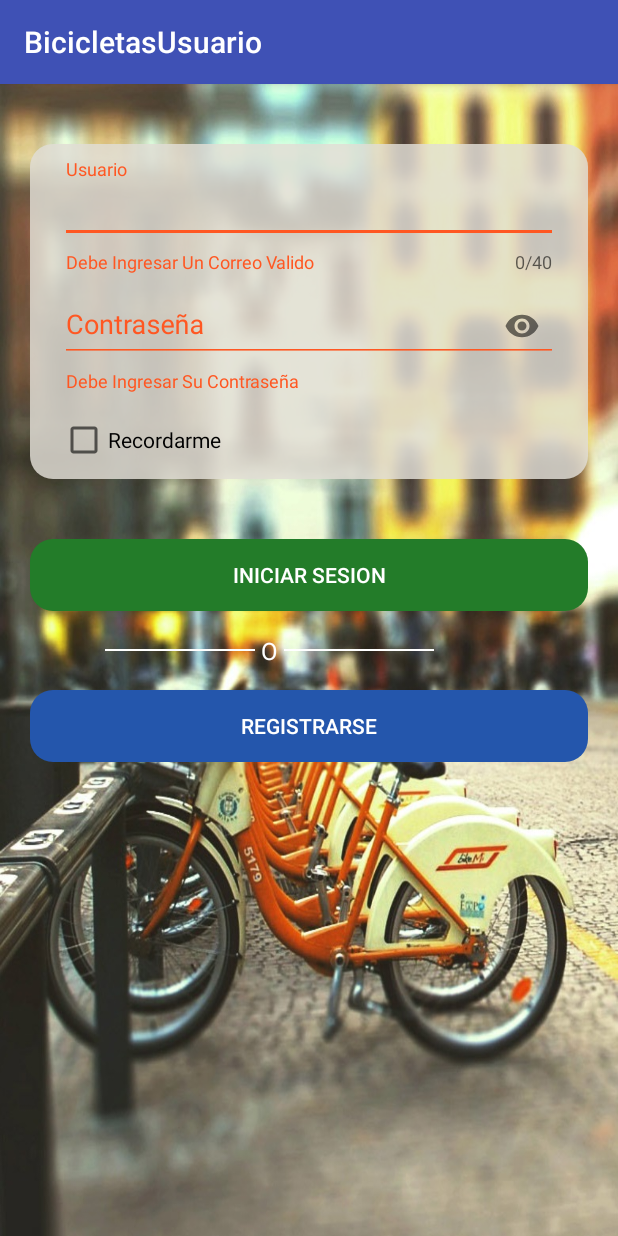
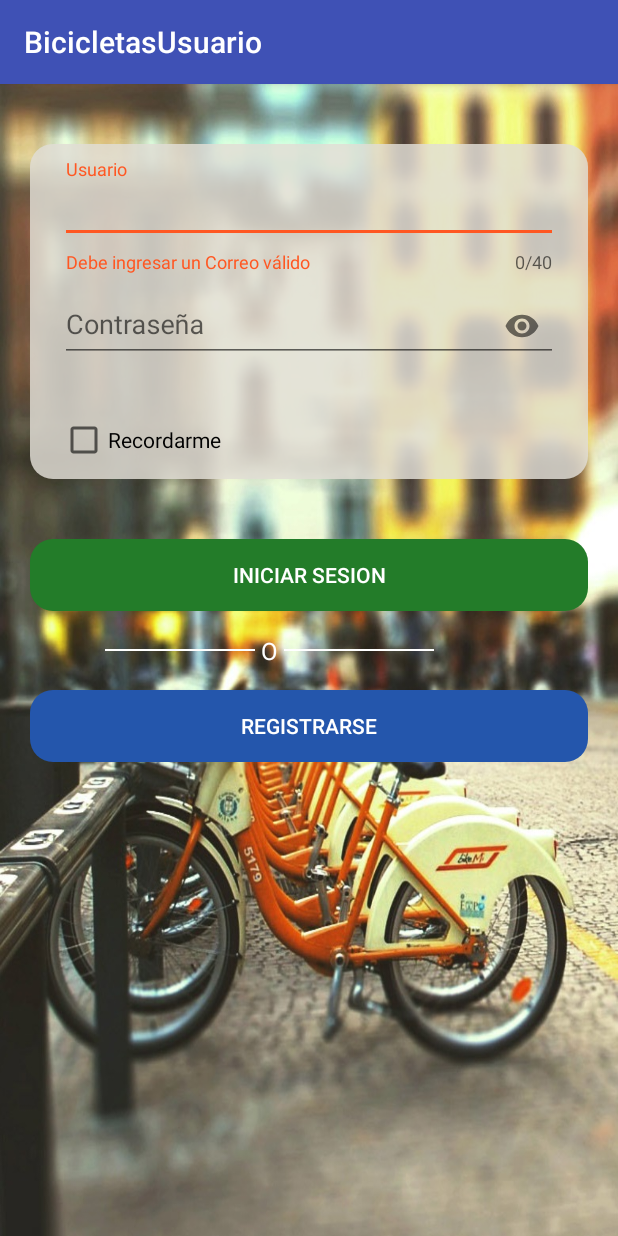
Before and after one commit to briangomez2016/BicicletasUsuario, an Android app: the screen it shows after launch (InciarSesion), after a tap on "INICIAR SESION", on a phone screen of 412 x 824 dp. Run offline under Robolectric (Android 15) with nearby library versions, the phone set to English and light mode, and no system bars; our stand-ins replace ButterKnife.

Commit message:
Merge branch 'master' of https://github.com/briangomez2016/BicicletasUsuario
# Conflicts:
#	.idea/caches/build_file_checksums.ser

```diff
--- a/app/src/main/java/com/example/brian/bicicletasusuario/ApiCliente/ApiCliente.java
+++ b/app/src/main/java/com/example/brian/bicicletasusuario/ApiCliente/ApiCliente.java
@@ -8,7 +8,7 @@ import retrofit2.converter.gson.GsonConverterFactory;
 
 public class ApiCliente {
 
-        public static final String BASE_URL = "http://192.168.10.96/BackEndMoviles/public/";
+        public static final String BASE_URL = "http://192.168.10.97/BackEndMoviles/public/";
         private static Retrofit retrofit = null;
 
 
--- a/app/src/main/java/com/example/brian/bicicletasusuario/InciarSesion.java
+++ b/app/src/main/java/com/example/brian/bicicletasusuario/InciarSesion.java
@@ -12,6 +12,7 @@ import android.view.View;
 import android.widget.Button;
 import android.widget.CheckBox;
 import android.widget.EditText;
+import android.widget.ProgressBar;
 import android.widget.Toast;
 
 import com.example.brian.bicicletasusuario.ApiCliente.ApiCliente;
@@ -39,6 +40,8 @@ public class InciarSesion extends AppCompatActivity {
     TextInputLayout usuarioError;
     @BindView(R.id.PasswordError)
     TextInputLayout passError;
+    @BindView(R.id.pbISesion)
+    ProgressBar pbISesion;
 
     @Override
     public void onCreate(@Nullable Bundle savedInstanceState) {
@@ -58,13 +61,16 @@ public class InciarSesion extends AppCompatActivity {
                 String e = email.getText().toString();
                 String p = pass.getText().toString();
                 if (e.isEmpty()) {
-                    Toast.makeText(InciarSesion.this, "vacio", Toast.LENGTH_SHORT).show();
-                    usuarioError.setError("Debe Ingresar Un Correo Valido");
+                    usuarioError.setError("Debe ingresar un Correo válido");
+                    return;
                 }
                 if (p.isEmpty()) {
-                    passError.setError("Debe Ingresar Su Contraseña");
+                    passError.setError("Debe ingresar su contraseña");
+                    return;
                 }
                 if (!p.isEmpty() && !e.isEmpty()) {
+                    pbISesion.setVisibility(View.VISIBLE);
+                    iniciar.setVisibility(View.GONE);
                     if (recordar.isChecked()) {
                         iniciar(e, p, true);
                     } else {
@@ -87,7 +93,6 @@ public class InciarSesion extends AppCompatActivity {
     private void iniciar(final String email, final String pass, final Boolean recordar) {
         final ApiInterface api = ApiCliente.getClient().create(ApiInterface.class);
         final String idMovil = FirebaseInstanceId.getInstance().getToken();
-        Log.d("IDIDID", idMovil);
         Call<RespuestaUsuario> call = api.iniciar(email, pass, idMovil);
         call.enqueue(new Callback<RespuestaUsuario>() {
             @Override
@@ -101,16 +106,21 @@ public class InciarSesion extends AppCompatActivity {
                         et.putString("email", email);
                         et.commit();
                     }
-                        Intent intent = new Intent(InciarSesion.this, Navigation.class);
-                        startActivity(intent);
+                    Intent intent = new Intent(InciarSesion.this, Navigation.class);
+                    startActivity(intent);
 
                 } else {
-                    Toast.makeText(InciarSesion.this, "Usuario O Contraseña Invalido", Toast.LENGTH_SHORT).show();
+                    pbISesion.setVisibility(View.GONE);
+                    iniciar.setVisibility(View.VISIBLE);
+                    Toast.makeText(InciarSesion.this, "Usuario o contraseña inválido", Toast.LENGTH_SHORT).show();
+
                 }
             }
 
             @Override
             public void onFailure(Call<RespuestaUsuario> call, Throwable t) {
+                pbISesion.setVisibility(View.GONE);
+                iniciar.setVisibility(View.VISIBLE);
                 Toast.makeText(InciarSesion.this, t.getMessage().toString(), Toast.LENGTH_SHORT).show();
             }
         });
--- a/app/src/main/res/layout/login.xml
+++ b/app/src/main/res/layout/login.xml
@@ -1,40 +1,40 @@
 <?xml version="1.0" encoding="utf-8"?>
 <LinearLayout
 
+    xmlns:android="http://schemas.android.com/apk/res/android"
+    xmlns:app="http://schemas.android.com/apk/res-auto"
     android:layout_width="match_parent"
     android:layout_height="match_parent"
-    android:orientation="vertical"
     android:background="@drawable/fondo"
-    xmlns:android="http://schemas.android.com/apk/res/android"
-    xmlns:app="http://schemas.android.com/apk/res-auto">
+    android:orientation="vertical">
 
     <LinearLayout
 
         android:layout_width="match_parent"
         android:layout_height="wrap_content"
+        android:layout_marginHorizontal="20dp"
+        android:layout_marginVertical="40dp"
+        android:background="@drawable/fondo_cajas_texto_iniciar_sesion"
         android:orientation="vertical"
         android:paddingHorizontal="20dp"
-        android:paddingVertical="10dp"
-        android:layout_marginHorizontal="20dp"
-        android:layout_marginVertical="40dp"
-        android:background="@drawable/fondo_cajas_texto_iniciar_sesion">
+        android:paddingVertical="10dp">
 
         <android.support.design.widget.TextInputLayout
             android:id="@+id/UsuarioError"
             android:layout_width="match_parent"
             android:layout_height="wrap_content"
-            app:errorEnabled="true"
             app:counterEnabled="true"
-            app:counterMaxLength="40">
+            app:counterMaxLength="40"
+            app:errorEnabled="true">
 
 
             <EditText
                 android:id="@+id/Usuario"
                 android:layout_width="match_parent"
                 android:layout_height="wrap_content"
-                android:textAlignment="center"
+                android:hint="@string/usuario"
                 android:inputType="text"
-                android:hint="@string/usuario" />
+                android:textAlignment="center" />
 
         </android.support.design.widget.TextInputLayout>
 
@@ -49,9 +49,9 @@
                 android:id="@+id/Password"
                 android:layout_width="match_parent"
                 android:layout_height="wrap_content"
-                android:textAlignment="center"
+                android:hint="@string/contrase_a"
                 android:inputType="textPassword"
-                android:hint="@string/contrase_a" />
+                android:textAlignment="center" />
 
         </android.support.design.widget.TextInputLayout>
 
@@ -60,63 +60,77 @@
             android:layout_width="wrap_content"
             android:layout_height="wrap_content"
             android:layout_marginTop="15dp"
-            android:text="@string/recordarme"/>
+            android:text="@string/recordarme" />
 
     </LinearLayout>
+
+    <LinearLayout
+        android:layout_width="match_parent"
+        android:layout_height="wrap_content">
 
         <Button
             android:id="@+id/IniciarSesion"
             android:layout_width="match_parent"
             android:layout_height="wrap_content"
-        android:text="@string/iniciar_sesion"
-        android:textColor="#fff"
-        android:layout_marginHorizontal="20dp"
+            android:layout_marginLeft="20dp"
+            android:layout_marginRight="20dp"
             android:background="@drawable/boton_iniciar_sesion"
             android:onClick="IniciarSesion"
-        />
+            android:visibility="visible"
+            android:text="@string/iniciar_sesion"
+            android:textColor="#fff" />
 
+        <ProgressBar
+            android:id="@+id/pbISesion"
+            android:layout_width="match_parent"
+            android:layout_height="match_parent"
+            android:layout_marginLeft="20dp"
+            android:layout_marginRight="20dp"
+            style="@style/progressBarIS"
+            android:visibility="gone"
+            android:background="@drawable/boton_iniciar_sesion"/>
+
+    </LinearLayout>
 
     <LinearLayout
         android:layout_width="fill_parent"
         android:layout_height="wrap_content"
-        android:orientation="horizontal"
+        android:layout_marginLeft="70dp"
         android:layout_marginTop="15dp"
-        android:layout_marginLeft="70dp"
-        >
+        android:orientation="horizontal">
 
         <LinearLayout
-            android:layout_marginTop="10dp"
             android:layout_width="100dp"
             android:layout_height="1dp"
+            android:layout_marginTop="10dp"
             android:background="#fff"
-            android:orientation="horizontal"
-            />
+            android:orientation="horizontal" />
+
         <TextView
-
             android:id="@+id/age"
             android:layout_width="wrap_content"
             android:layout_height="wrap_content"
-            android:textSize="16sp"
             android:text=" O "
             android:textColor="#fff"
-            />
+            android:textSize="16sp" />
+
         <LinearLayout
-            android:layout_marginTop="10dp"
             android:layout_width="100dp"
             android:layout_height="1dp"
+            android:layout_marginTop="10dp"
             android:background="#fff"
-            android:orientation="horizontal"
-            />
+            android:orientation="horizontal" />
 
     </LinearLayout>
+
     <Button
-        android:layout_marginTop="15dp"
-        android:onClick="Registrarse"
         android:layout_width="match_parent"
         android:layout_height="wrap_content"
+        android:layout_marginHorizontal="20dp"
+        android:layout_marginTop="15dp"
+        android:background="@drawable/boton_registrarse"
+        android:onClick="Registrarse"
         android:text="@string/registrarse"
-        android:textColor="#fff"
-        android:layout_marginHorizontal="20dp"
-        android:background="@drawable/boton_registrarse" />
+        android:textColor="#fff" />
 
 </LinearLayout>
--- a/app/src/main/res/values/strings.xml
+++ b/app/src/main/res/values/strings.xml
@@ -10,7 +10,7 @@
     <string name="documento" />
     <string name="img">Foto</string>
     <string name="textview">TextView</string>
-    <string name="ok">OK</string>
+    <string name="ok">Registrarse</string>
     <string name="cedula">Cedula</string>
     <string name="usuario">Usuario</string>
     <string name="contrase_a">Contraseña</string>
--- a/app/src/main/res/values/styles.xml
+++ b/app/src/main/res/values/styles.xml
@@ -16,8 +16,12 @@
         <item name="windowNoTitle">true</item>
     </style>
 
-    <style name="AppTheme.AppBarOverlay" parent="ThemeOverlay.AppCompat.Dark.ActionBar" />
+    <style name="AppTheme.AppBarOverlay" parent="ThemeOverlay.AppCompat.ActionBar" />
 
     <style name="AppTheme.PopupOverlay" parent="ThemeOverlay.AppCompat.Light" />
 
+    <style name="progressBarIS">
+        <item name="color">@color/white</item>
+    </style>
+
 </resources>
```
Also changed, not shown: app/src/main/java/com/example/brian/bicicletasusuario/RegistroUsuario.java (+31 -12 lines), app/src/main/res/layout/registro.xml (+55 -36 lines). Lines whose indentation alone changed are shown as unchanged.
